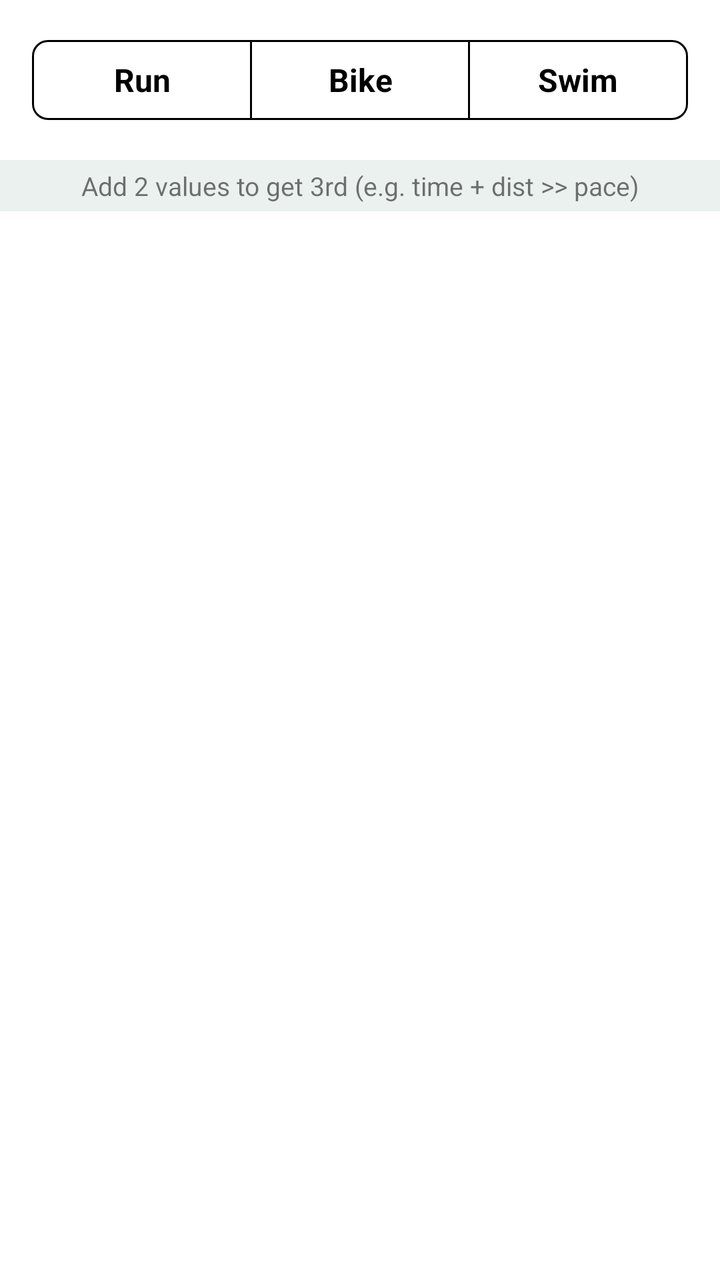
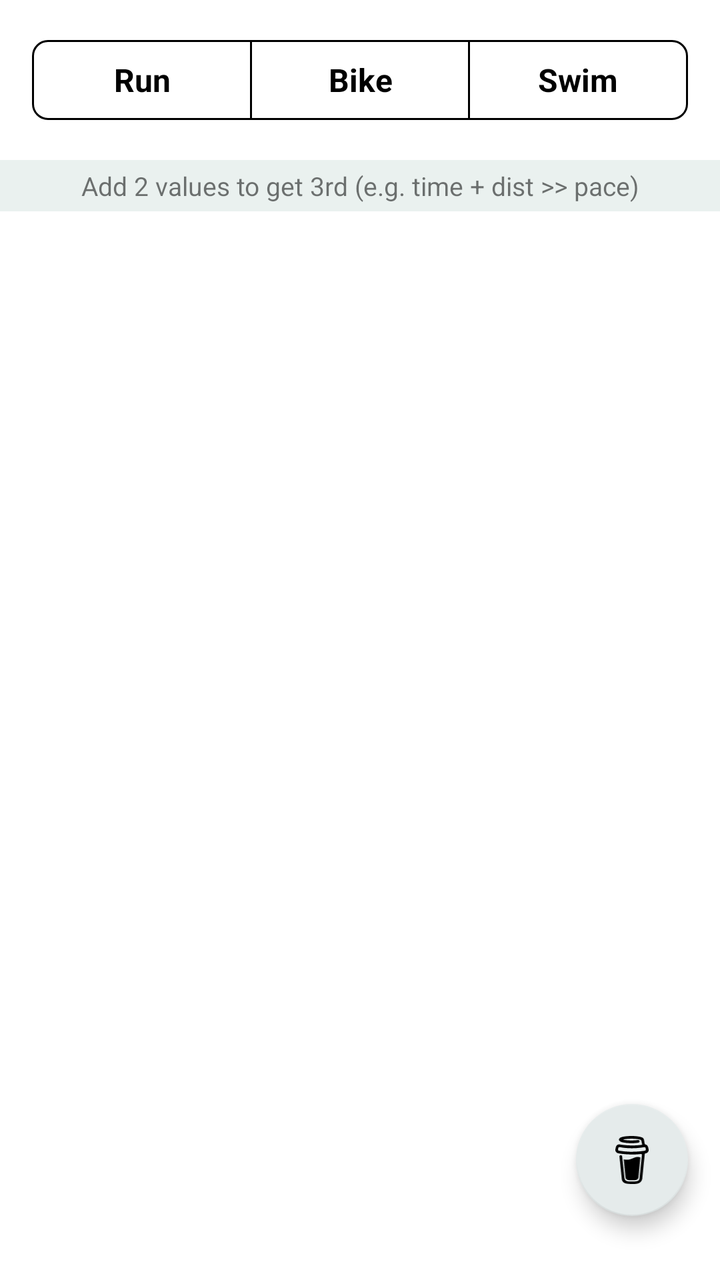

Before-and-after screenshots of an Android layout around one commit, followed by the original layout XML and the change that was made.
<!-- AndroidManifest.xml: application theme Theme.TriathlonPaceCalculator -->
<!-- res/layout/activity_main.xml -->
<?xml version="1.0" encoding="utf-8"?>
<LinearLayout xmlns:android="http://schemas.android.com/apk/res/android"
    xmlns:app="http://schemas.android.com/apk/res-auto"
    xmlns:tools="http://schemas.android.com/tools"
    android:layout_width="match_parent"
    android:layout_height="match_parent"
    android:background="@color/backgroundColor"
    android:fitsSystemWindows="true"
    android:orientation="vertical"
    tools:context=".MainActivity">

    <com.google.android.material.button.MaterialButtonToggleGroup
        android:id="@+id/toggleButton"
        android:layout_width="match_parent"
        android:layout_height="wrap_content"
        android:layout_margin="@dimen/space_md"
        android:gravity="center"
        app:singleSelection="true">

        <com.google.android.material.button.MaterialButton
            android:id="@+id/button1"
            style="@style/Widget.Lichen.SegmentedButton"
            android:layout_width="wrap_content"
            android:layout_height="wrap_content"
            android:layout_weight="1"
            android:text="@string/title_section1"
            app:strokeColor="@null"
            app:shapeAppearanceOverlay="@style/roundedCorners_8rad" />

        <com.google.android.material.button.MaterialButton
            android:id="@+id/button2"
            style="@style/Widget.Lichen.SegmentedButton"
            android:layout_width="wrap_content"
            android:layout_height="wrap_content"
            android:layout_weight="1"
            android:text="@string/title_section2"
            app:strokeColor="@null"
            app:shapeAppearanceOverlay="@style/roundedCorners_8rad" />

        <com.google.android.material.button.MaterialButton
            android:id="@+id/button3"
            style="@style/Widget.Lichen.SegmentedButton"
            android:layout_width="wrap_content"
            android:layout_height="wrap_content"
            android:layout_weight="1"
            android:text="@string/title_section3"
            app:strokeColor="@null"
            app:shapeAppearanceOverlay="@style/roundedCorners_8rad" />

    </com.google.android.material.button.MaterialButtonToggleGroup>

    <TextView
        android:id="@+id/toplineInfo"
        android:layout_width="match_parent"
        android:layout_height="wrap_content"
        android:layout_marginBottom="@dimen/space_sm"
        android:background="@color/base_color_surface_container_weak"
        android:gravity="center"
        android:paddingTop="@dimen/space_xs"
        android:paddingBottom="@dimen/space_xs"
        android:paddingStart="@dimen/space_sm"
        android:paddingEnd="@dimen/space_sm"
        android:text="@string/helpTextGeneric"
        android:textSize="13sp" />

    <FrameLayout
        android:id="@+id/fragment1"
        android:layout_width="match_parent"
        android:layout_height="match_parent"
        android:visibility="visible" />

    <FrameLayout
        android:id="@+id/fragment2"
        android:layout_width="match_parent"
        android:layout_height="match_parent"
        android:visibility="gone" />

    <FrameLayout
        android:id="@+id/fragment3"
        android:layout_width="match_parent"
        android:layout_height="match_parent"
        android:visibility="gone" />

</LinearLayout>
<!-- resources referenced by this layout -->
<resources>
  <color name="backgroundColor">@color/white</color>
  <color name="base_color_surface_container_weak">#ffeaf1ef</color>
  <dimen name="space_md">16dp</dimen>
  <dimen name="space_sm">8dp</dimen>
  <dimen name="space_xs">4dp</dimen>
  <string name="helpTextGeneric">Add 2 values to get 3rd (e.g. time + dist &gt;&gt; pace)</string>
  <string name="title_section1">Run</string>
  <string name="title_section2">Bike</string>
  <string name="title_section3">Swim</string>
  <style name="Widget.Lichen.SegmentedButton" parent="Widget.Material3.Button.OutlinedButton">
          <item name="materialThemeOverlay">@style/ThemeOverlay.Lichen.SegmentedButton</item>
          <item name="iconPadding">@dimen/space_sm</item>
          <item name="android:paddingStart">@dimen/space_md</item>
          <item name="android:paddingEnd">@dimen/space_md</item>
          <item name="android:textSize">16sp</item>
          <item name="android:textStyle">bold</item>
          <item name="android:backgroundTint">
              @color/backgroundColor
          </item>
          <item name="android:textColor">@color/textColor
          </item>
          <item name="strokeColor">@color/base_color_interactive_secondary_outline_default</item>
      </style>
  <style name="roundedCorners_8rad" parent="">
          <item name="cornerFamily">rounded</item>
          <item name="cornerSize">8dp</item>
      </style>
  <style name="Theme.TriathlonPaceCalculator" parent="Base.Theme.TriathlonPaceCalculator" />
  <color name="white">#FFFFFF</color>
  <style name="ThemeOverlay.Lichen.SegmentedButton" parent="">
          <item name="colorSecondaryContainer">@color/base_color_info_default</item>
          <item name="colorContainer">@android:color/transparent</item>
      </style>
  <color name="textColor">@color/black</color>
  <color name="base_color_interactive_secondary_outline_default">#ffd5dddc</color>
  <style name="Base.Theme.TriathlonPaceCalculator" parent="Theme.MaterialComponents.DayNight.DarkActionBar">
          
          <item name="colorPrimary">@color/colorPrimary</item>
          <item name="colorPrimaryDark">@color/colorPrimaryDark</item>
          <item name="colorAccent">@color/colorAccent</item>
          <item name="android:textColorPrimary">@android:color/white</item>
          <item name="android:spinnerItemStyle">@style/SpinnerItem</item>
          <item name="android:listSelector">@color/base_color_info_default</item>
      </style>
  <color name="base_color_info_default">#ff40718f</color>
  <color name="black">#FF000000</color>
  <color name="colorPrimary">#ff40718f</color>
  <color name="colorPrimaryDark">#ff4a8cb5</color>
  <color name="colorAccent">#03DAC5</color>
  <style name="SpinnerItem">
          <item name="android:textColor">@color/base_color_info_default</item>
          <item name="android:textSize">18sp</item>
      </style>
</resources>

<!-- the commit's change to res/layout/activity_main.xml (unified diff, before → after) -->
@@ -1,5 +1,5 @@
 <?xml version="1.0" encoding="utf-8"?>
-<LinearLayout xmlns:android="http://schemas.android.com/apk/res/android"
+<RelativeLayout xmlns:android="http://schemas.android.com/apk/res/android"
     xmlns:app="http://schemas.android.com/apk/res-auto"
     xmlns:tools="http://schemas.android.com/tools"
     android:layout_width="match_parent"
@@ -24,8 +24,8 @@
             android:layout_height="wrap_content"
             android:layout_weight="1"
             android:text="@string/title_section1"
-            app:strokeColor="@null"
-            app:shapeAppearanceOverlay="@style/roundedCorners_8rad" />
+            app:shapeAppearanceOverlay="@style/roundedCorners_8rad"
+            app:strokeColor="@null" />
 
         <com.google.android.material.button.MaterialButton
             android:id="@+id/button2"
@@ -34,8 +34,8 @@
             android:layout_height="wrap_content"
             android:layout_weight="1"
             android:text="@string/title_section2"
-            app:strokeColor="@null"
-            app:shapeAppearanceOverlay="@style/roundedCorners_8rad" />
+            app:shapeAppearanceOverlay="@style/roundedCorners_8rad"
+            app:strokeColor="@null" />
 
         <com.google.android.material.button.MaterialButton
             android:id="@+id/button3"
@@ -44,8 +44,8 @@
             android:layout_height="wrap_content"
             android:layout_weight="1"
             android:text="@string/title_section3"
-            app:strokeColor="@null"
-            app:shapeAppearanceOverlay="@style/roundedCorners_8rad" />
+            app:shapeAppearanceOverlay="@style/roundedCorners_8rad"
+            app:strokeColor="@null" />
 
     </com.google.android.material.button.MaterialButtonToggleGroup>
 
@@ -53,13 +53,14 @@
         android:id="@+id/toplineInfo"
         android:layout_width="match_parent"
         android:layout_height="wrap_content"
+        android:layout_below="@+id/toggleButton"
         android:layout_marginBottom="@dimen/space_sm"
         android:background="@color/base_color_surface_container_weak"
         android:gravity="center"
+        android:paddingStart="@dimen/space_sm"
         android:paddingTop="@dimen/space_xs"
+        android:paddingEnd="@dimen/space_sm"
         android:paddingBottom="@dimen/space_xs"
-        android:paddingStart="@dimen/space_sm"
-        android:paddingEnd="@dimen/space_sm"
         android:text="@string/helpTextGeneric"
         android:textSize="13sp" />
 
@@ -67,18 +68,35 @@
         android:id="@+id/fragment1"
         android:layout_width="match_parent"
         android:layout_height="match_parent"
-        android:visibility="visible" />
+        android:layout_below="@+id/toplineInfo"
+        android:visibility="visible">
+
+    </FrameLayout>
 
     <FrameLayout
         android:id="@+id/fragment2"
         android:layout_width="match_parent"
         android:layout_height="match_parent"
+        android:layout_below="@+id/toplineInfo"
         android:visibility="gone" />
 
     <FrameLayout
         android:id="@+id/fragment3"
         android:layout_width="match_parent"
         android:layout_height="match_parent"
+        android:layout_below="@+id/toplineInfo"
         android:visibility="gone" />
 
-</LinearLayout>
+    <com.google.android.material.floatingactionbutton.FloatingActionButton
+        android:id="@+id/coffeeFab"
+        android:layout_width="wrap_content"
+        android:layout_height="wrap_content"
+        android:layout_alignParentEnd="true"
+        android:layout_alignParentBottom="true"
+        android:layout_marginEnd="@dimen/space_md"
+        android:layout_marginBottom="@dimen/space_lg"
+        android:clickable="true"
+        app:backgroundTint="@color/base_color_interactive_on_secondary_disabled"
+        app:srcCompat="@drawable/bmc_logo" />
+
+</RelativeLayout>
<!-- resource entries referenced after the edit -->
@@ -1,10 +1,13 @@
 <!-- resources referenced by this layout -->
 <resources>
   <color name="backgroundColor">@color/white</color>
+  <color name="base_color_interactive_on_secondary_disabled">#ffe5ebeb</color>
   <color name="base_color_surface_container_weak">#ffeaf1ef</color>
+  <dimen name="space_lg">32dp</dimen>
   <dimen name="space_md">16dp</dimen>
   <dimen name="space_sm">8dp</dimen>
   <dimen name="space_xs">4dp</dimen>
+  <!-- drawable bmc_logo: vector/xml drawable (drawable, 6781 chars, omitted) -->
   <string name="helpTextGeneric">Add 2 values to get 3rd (e.g. time + dist &gt;&gt; pace)</string>
   <string name="title_section1">Run</string>
   <string name="title_section2">Bike</string>
